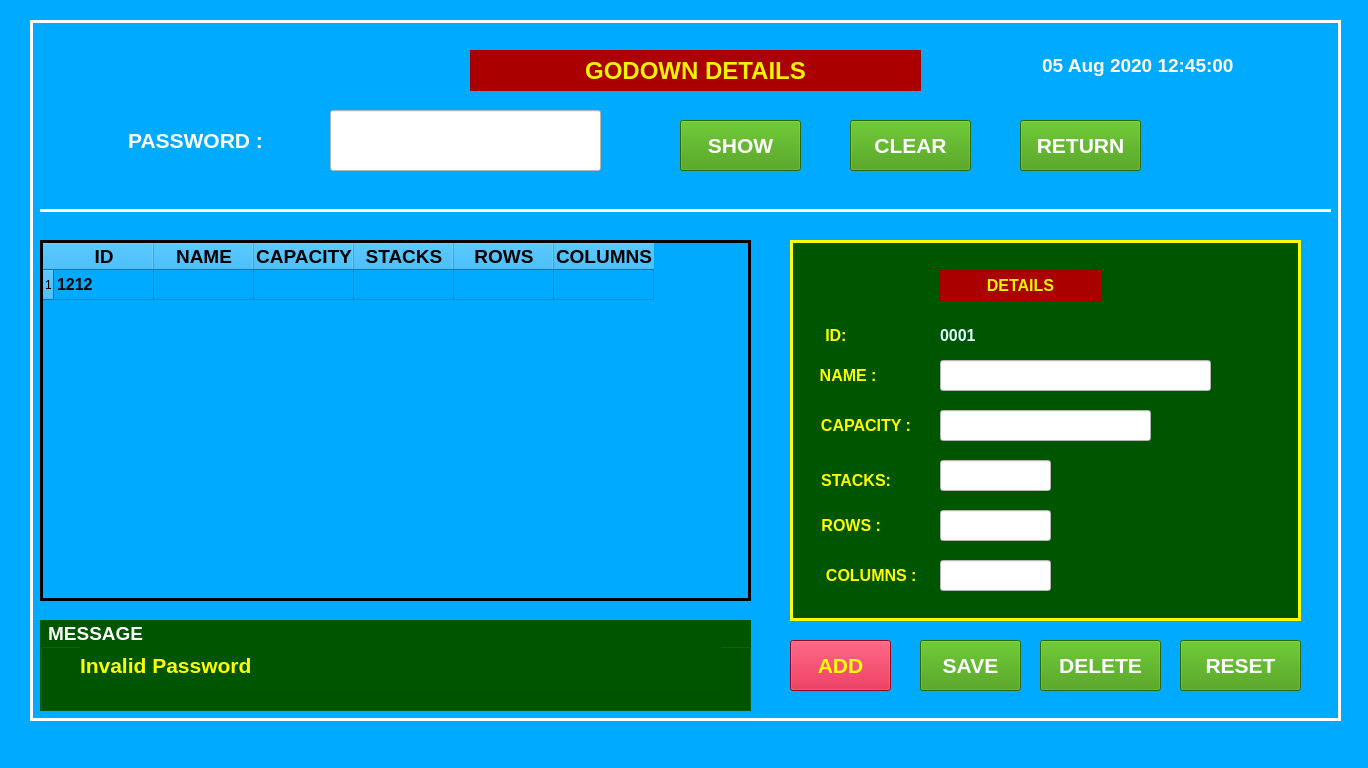
Above: FCI/ui/fci_55_godown_details.ui from sanjaymanegit/testRepo before the change. Below: the same form after it.
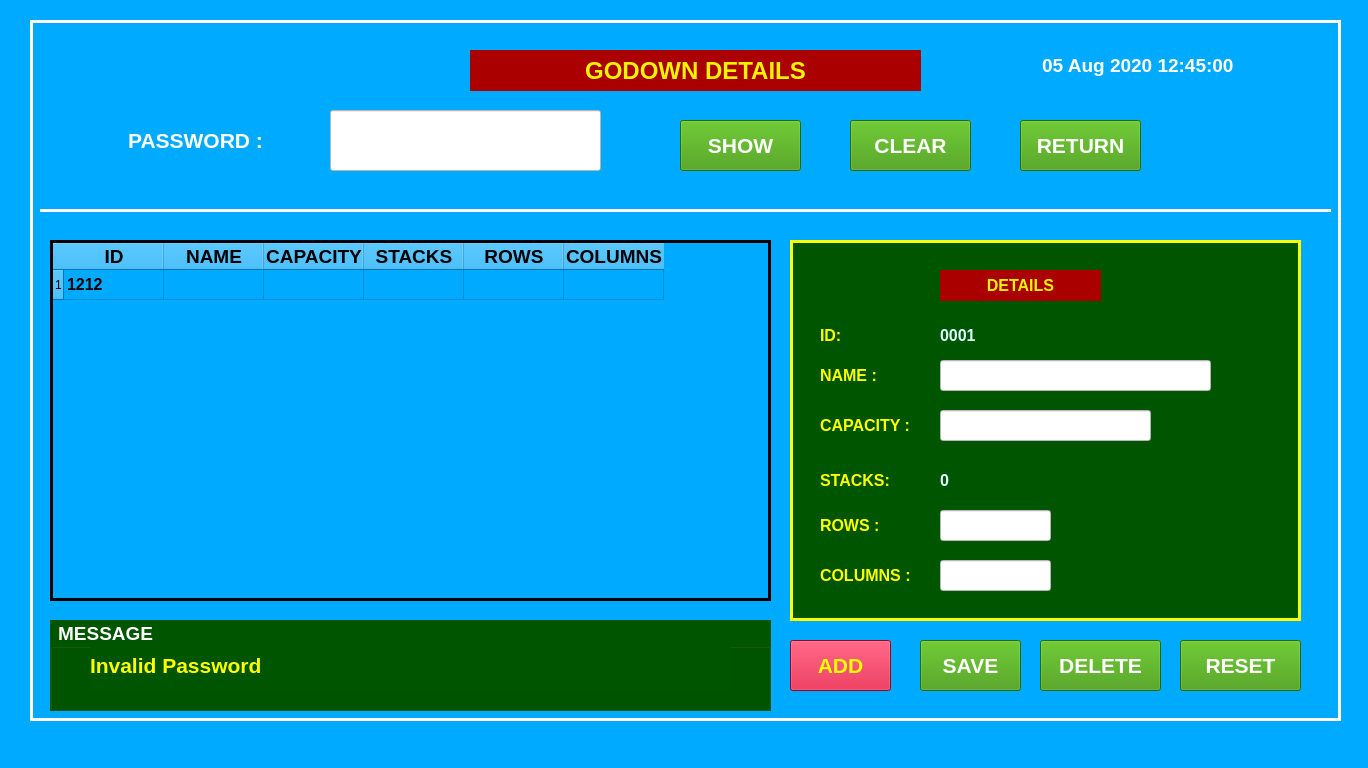
That is the form after the change.

Diff of the .ui file:
```diff
--- a/FCI/ui/fci_55_godown_details.ui
+++ b/FCI/ui/fci_55_godown_details.ui
@@ -107,9 +107,9 @@
     <widget class="QGroupBox" name="groupBox_7">
      <property name="geometry">
       <rect>
-       <x>10</x>
+       <x>20</x>
        <y>600</y>
-       <width>711</width>
+       <width>721</width>
        <height>91</height>
       </rect>
      </property>
@@ -396,15 +396,15 @@
        <string>ID: </string>
       </property>
       <property name="alignment">
-       <set>Qt::AlignRight|Qt::AlignTrailing|Qt::AlignVCenter</set>
+       <set>Qt::AlignLeading|Qt::AlignLeft|Qt::AlignVCenter</set>
       </property>
      </widget>
      <widget class="QLabel" name="label_8">
       <property name="geometry">
        <rect>
-        <x>20</x>
+        <x>30</x>
         <y>120</y>
-        <width>71</width>
+        <width>61</width>
         <height>31</height>
        </rect>
       </property>
@@ -423,7 +423,7 @@
        <string>NAME : </string>
       </property>
       <property name="alignment">
-       <set>Qt::AlignRight|Qt::AlignTrailing|Qt::AlignVCenter</set>
+       <set>Qt::AlignLeading|Qt::AlignLeft|Qt::AlignVCenter</set>
       </property>
      </widget>
      <widget class="QLabel" name="label_10">
@@ -450,7 +450,7 @@
        <string>CAPACITY :</string>
       </property>
       <property name="alignment">
-       <set>Qt::AlignRight|Qt::AlignTrailing|Qt::AlignVCenter</set>
+       <set>Qt::AlignLeading|Qt::AlignLeft|Qt::AlignVCenter</set>
       </property>
      </widget>
      <widget class="QLabel" name="label_12">
@@ -477,7 +477,7 @@
        <string>ROWS :</string>
       </property>
       <property name="alignment">
-       <set>Qt::AlignRight|Qt::AlignTrailing|Qt::AlignVCenter</set>
+       <set>Qt::AlignLeading|Qt::AlignLeft|Qt::AlignVCenter</set>
       </property>
      </widget>
      <widget class="QLabel" name="label_11">
@@ -504,7 +504,7 @@
        <string>STACKS:</string>
       </property>
       <property name="alignment">
-       <set>Qt::AlignRight|Qt::AlignTrailing|Qt::AlignVCenter</set>
+       <set>Qt::AlignLeading|Qt::AlignLeft|Qt::AlignVCenter</set>
       </property>
      </widget>
      <widget class="QLabel" name="label_13">
@@ -531,7 +531,7 @@
        <string>COLUMNS : </string>
       </property>
       <property name="alignment">
-       <set>Qt::AlignRight|Qt::AlignTrailing|Qt::AlignVCenter</set>
+       <set>Qt::AlignLeading|Qt::AlignLeft|Qt::AlignVCenter</set>
       </property>
      </widget>
      <widget class="QLineEdit" name="lineEdit_2">
@@ -584,31 +584,6 @@
        <string/>
       </property>
      </widget>
-     <widget class="QLineEdit" name="lineEdit_4">
-      <property name="geometry">
-       <rect>
-        <x>150</x>
-        <y>220</y>
-        <width>111</width>
-        <height>31</height>
-       </rect>
-      </property>
-      <property name="font">
-       <font>
-        <family>Arial</family>
-        <pointsize>12</pointsize>
-        <weight>75</weight>
-        <bold>true</bold>
-       </font>
-      </property>
-      <property name="styleSheet">
-       <string notr="true">background-color: rgb(255, 255, 255);
-color: rgb(0, 0, 0);</string>
-      </property>
-      <property name="text">
-       <string/>
-      </property>
-     </widget>
      <widget class="QLineEdit" name="lineEdit_5">
       <property name="geometry">
        <rect>
@@ -714,6 +689,33 @@
        <set>Qt::AlignCenter</set>
       </property>
      </widget>
+     <widget class="QLabel" name="label_16">
+      <property name="geometry">
+       <rect>
+        <x>150</x>
+        <y>230</y>
+        <width>81</width>
+        <height>21</height>
+       </rect>
+      </property>
+      <property name="font">
+       <font>
+        <family>Arial</family>
+        <pointsize>12</pointsize>
+        <weight>75</weight>
+        <bold>true</bold>
+       </font>
+      </property>
+      <property name="styleSheet">
+       <string notr="true">color: rgb(221, 253, 255);</string>
+      </property>
+      <property name="text">
+       <string>0</string>
+      </property>
+      <property name="alignment">
+       <set>Qt::AlignLeading|Qt::AlignLeft|Qt::AlignVCenter</set>
+      </property>
+     </widget>
     </widget>
     <widget class="QPushButton" name="pushButton_14">
      <property name="geometry">
@@ -743,9 +745,9 @@
     <widget class="QTableWidget" name="tableWidget">
      <property name="geometry">
       <rect>
-       <x>10</x>
+       <x>20</x>
        <y>220</y>
-       <width>711</width>
+       <width>721</width>
        <height>361</height>
       </rect>
      </property>
```
